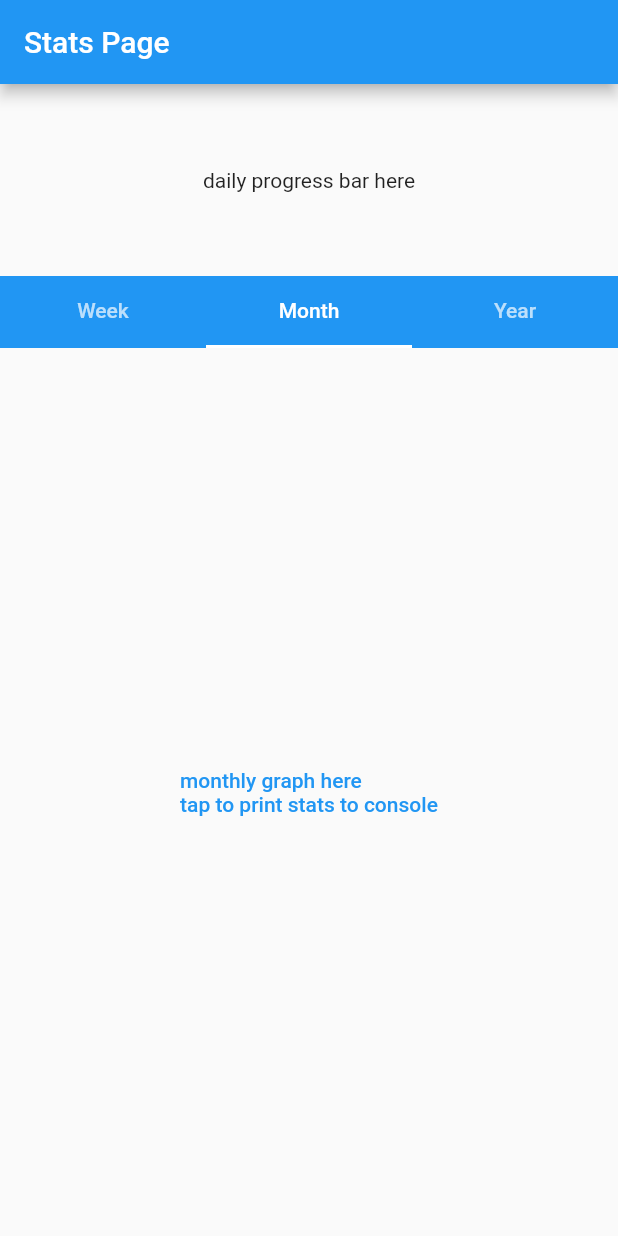
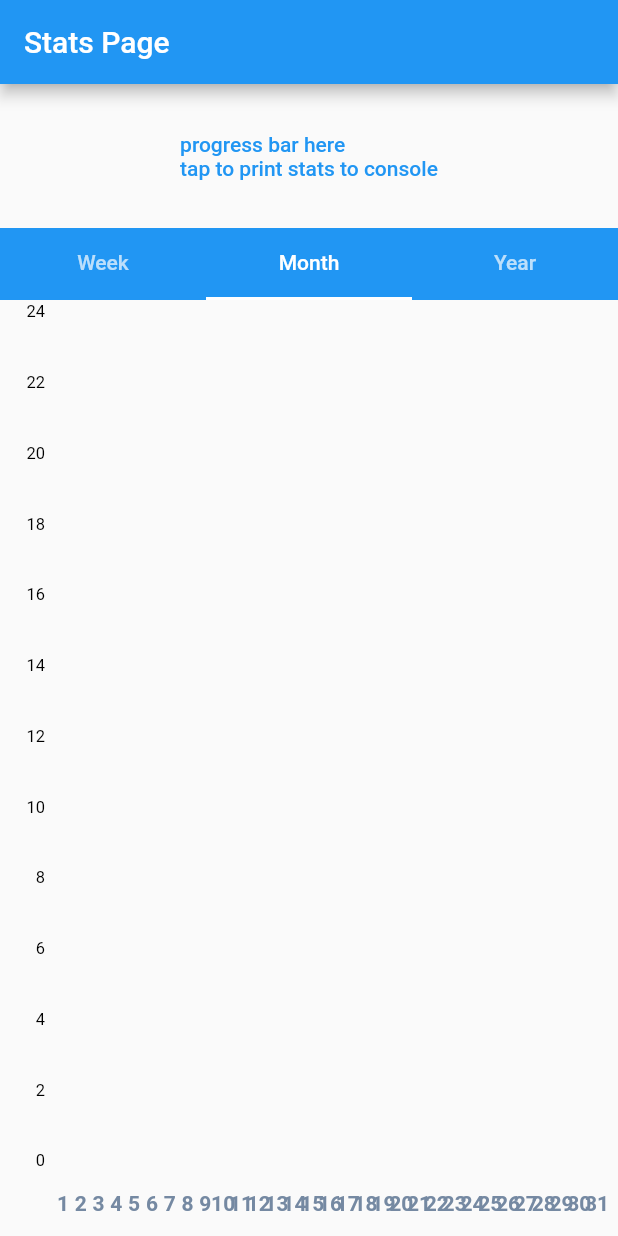
Before and after one commit to ayz122004/carrot, a Flutter app: the StatPage screen opened directly, tab 2 chosen, on a phone screen of 412 x 824 dp. Run offline on Flutter 3.47's test engine with Material 2 defaults, Android fonts, the phone set to English and light mode, and no system bars; drawn by our look-alikes of fl_chart; our stand-ins replace fluttertoast.

Commit message:
added monthly graph

```diff
--- a/lib/Pages/stat_page.dart
+++ b/lib/Pages/stat_page.dart
@@ -35,6 +35,7 @@ class _StatPageState extends State<StatPage> with TickerProviderStateMixin {
 
     // daily: list of 24 ints, tasks from today, sorted by completionDate.hour
     void getDayList() {
+      dayList.fillRange(0, 23, 0);
       for (int i = 0; i < myData.tiList.length; i++) {
         if (myData.tiList[i].completionDate.day == today.day) {
           dayList[today.hour] += myData.tiList[i].timeSpent.inMinutes;
@@ -45,6 +46,7 @@ class _StatPageState extends State<StatPage> with TickerProviderStateMixin {
 
     // weekly: list of 7 ints, tasks from this week, completionDate.weedday
     void getWeekList() {
+      weekList.fillRange(0, 7, 0);
       int lower = today.day - today.weekday; //first date of the week
       int upper = today.day - today.weekday + 7; //last date of the week
       for (int i = 0; i < myData.tiList.length; i++) {
@@ -58,6 +60,7 @@ class _StatPageState extends State<StatPage> with TickerProviderStateMixin {
 
     // monthly: list of 28-31 ints, tasks from this month, sorted by completionDate.day
     void getMonthList() {
+      monthList.fillRange(0, 31, 0);
       for (int i = 0; i < myData.tiList.length; i++) {
         if (myData.tiList[i].completionDate.month == today.month) {
           monthList[today.day - 1] += myData.tiList[i].timeSpent.inMinutes;
@@ -68,6 +71,7 @@ class _StatPageState extends State<StatPage> with TickerProviderStateMixin {
 
     // yearly: list of 12 ints, tasks from this year, sorted by completionDate.month
     void getYearList() {
+      dayList.fillRange(0, 12, 0);
       for (int i = 0; i < myData.tiList.length; i++) {
         if (myData.tiList[i].completionDate.year == today.year) {
           yearList[today.month - 1] += myData.tiList[i].timeSpent.inMinutes;
@@ -77,6 +81,7 @@ class _StatPageState extends State<StatPage> with TickerProviderStateMixin {
     }
 
     Widget weekChart() {
+      //TODO: @ANY add y axis label (Hours)
       getWeekList();
       return Padding(
         padding: const EdgeInsets.all(8.0),
@@ -102,24 +107,16 @@ class _StatPageState extends State<StatPage> with TickerProviderStateMixin {
                     fontSize: 14),
                 margin: 20,
                 getTitles: (double value) {
-                  switch (value.toInt()) {
-                    case 0:
-                      return 'Mon';
-                    case 1:
-                      return 'Tue';
-                    case 2:
-                      return 'Wed';
-                    case 3:
-                      return 'Thu';
-                    case 4:
-                      return 'Fri';
-                    case 5:
-                      return 'Sat';
-                    case 6:
-                      return 'Sun';
-                    default:
-                      return '';
-                  }
+                  List<String> _weekdays = [
+                    "Mon",
+                    "Tue",
+                    "Wed",
+                    "Thu",
+                    "Fri",
+                    "Sat",
+                    "Sun"
+                  ];
+                  return _weekdays[value.toInt()];
                 },
               ),
             ),
@@ -142,16 +139,74 @@ class _StatPageState extends State<StatPage> with TickerProviderStateMixin {
       );
     }
 
+    Widget monthChart() {
+      //TODO: @ANY make this chart sideways
+      getMonthList();
+      return Padding(
+        padding: const EdgeInsets.all(8.0),
+        child: BarChart(
+          BarChartData(
+            alignment: BarChartAlignment.spaceAround,
+            maxY: 24,
+            titlesData: FlTitlesData(
+              show: true,
+              leftTitles: SideTitles(
+                  showTitles: true,
+                  getTitles: (double value) {
+                    if (value.toInt().isEven) return value.toInt().toString();
+                    return "";
+                  }
+                  //margin: 20;
+                  ),
+              bottomTitles: SideTitles(
+                showTitles: true,
+                getTextStyles: (value) => const TextStyle(
+                    color: Color(0xff7589a2),
+                    fontWeight: FontWeight.bold,
+                    fontSize: 14),
+                margin: 20,
+                getTitles: (double value) {
+                  return (value+1).toInt().toString();
+                },
+              ),
+            ),
+            borderData: FlBorderData(
+              show: false,
+            ),
+            barGroups: [
+              for (int i = 0; i < 31; i++)
+                BarChartGroupData(
+                  x: i,
+                  barRods: [
+                    BarChartRodData(
+                        y: (monthList[i] / 60),
+                        colors: [Colors.lightBlueAccent, Colors.greenAccent])
+                  ],
+                ),
+            ],
+          ),
+        ),
+      );
+    }
+
     return Scaffold(
       appBar: AppBar(
         title: const Text("Stats Page"),
       ),
       body: CustomScrollView(
         slivers: <Widget>[
-          const SliverToBoxAdapter(
+          SliverToBoxAdapter(
             child: Center(
-              child: Text("daily progress bar here"),
-              heightFactor: 8,
+              child: TextButton(
+                  child: const Text("progress bar here\ntap to print stats to console"),
+                  onPressed: () {
+                    getDayList();
+                    getWeekList();
+                    getMonthList();
+                    getYearList();
+                  },
+                ),
+              heightFactor: 2,
             ),
           ),
           SliverAppBar(
@@ -171,16 +226,7 @@ class _StatPageState extends State<StatPage> with TickerProviderStateMixin {
               controller: _tabController,
               children: [
                 weekChart(),
-                TextButton(
-                  child: const Text(
-                      "monthly graph here\ntap to print stats to console"),
-                  onPressed: () {
-                    getDayList();
-                    getWeekList();
-                    getMonthList();
-                    getYearList();
-                  },
-                ),
+                monthChart(),
                 const Text("yearly graph here"),
               ],
             ),
```
